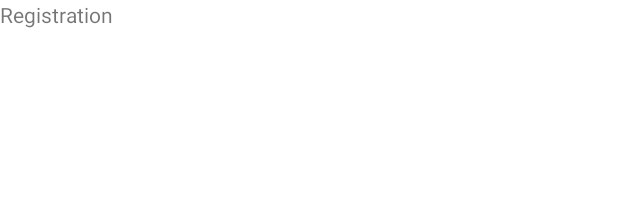
After one commit to TeddyK333/PrattleBattleOfficial, an Android app: the layout activity_registration.xml on its own in the app's theme, with its tools: preview values and no code run, on a phone screen of 412 x 824 dp. The commit adds this screen. Shown: the top 198 px of the screen. Run offline under Robolectric (Android 15) with nearby library versions, the phone set to English and light mode, and no system bars.

Commit message:
registration and intro

```diff
--- a/app/src/main/java/com/example/prattlebattle/Lesson.java
+++ /dev/null
@@ -1,4 +0,0 @@
-package com.example.prattlebattle;
-
-public class Lesson {
-}
--- a/app/src/main/java/com/example/prattlebattle/Answer.java
+++ b/app/src/main/java/com/example/prattlebattle/model/Answer.java
@@ -1,4 +1,4 @@
-package com.example.prattlebattle;
+package com.example.prattlebattle.model;
 
 public class Answer {
     int number;
--- /dev/null
+++ b/app/src/main/java/com/example/prattlebattle/model/Lesson.java
@@ -0,0 +1,4 @@
+package com.example.prattlebattle.model;
+
+public class Lesson {
+}
--- a/app/src/main/java/com/example/prattlebattle/Question.java
+++ b/app/src/main/java/com/example/prattlebattle/model/Question.java
@@ -1,4 +1,4 @@
-package com.example.prattlebattle;
+package com.example.prattlebattle.model;
 
 public class Question{
     int number;
--- a/app/src/main/java/com/example/prattlebattle/QuizActivity.java
+++ b/app/src/main/java/com/example/prattlebattle/model/QuizActivity.java
@@ -1,10 +1,12 @@
-package com.example.prattlebattle;
+package com.example.prattlebattle.model;
 
 import androidx.appcompat.app.AppCompatActivity;
 
 import android.os.Bundle;
 import android.widget.Button;
 import android.widget.TextView;
+
+import com.example.prattlebattle.R;
 
 import java.util.ArrayList;
 
--- /dev/null
+++ b/app/src/main/res/layout/activity_registration.xml
@@ -0,0 +1,15 @@
+<?xml version="1.0" encoding="utf-8"?>
+<androidx.constraintlayout.widget.ConstraintLayout
+    xmlns:android="http://schemas.android.com/apk/res/android"
+    xmlns:tools="http://schemas.android.com/tools"
+    android:layout_width="match_parent"
+    android:layout_height="match_parent">
+
+    <TextView
+        android:id="@+id/textView6"
+        android:layout_width="wrap_content"
+        android:layout_height="wrap_content"
+        android:text="Registration"
+        tools:layout_editor_absoluteX="168dp"
+        tools:layout_editor_absoluteY="356dp" />
+</androidx.constraintlayout.widget.ConstraintLayout>
```
Also changed, not shown: app/src/main/AndroidManifest.xml (+3 -4 lines), app/src/main/java/com/example/prattlebattle/IntroActivity.java (added, +31 -0 lines), app/src/main/java/com/example/prattlebattle/LessonActivity.java (+1 -6 lines), app/src/main/java/com/example/prattlebattle/MainActivity.java (+17 -21 lines), app/src/main/java/com/example/prattlebattle/RegistrationActivity.java (added, +20 -0 lines), app/src/main/res/layout/activity_intro.xml (added, +16 -0 lines), app/src/main/res/layout/activity_main.xml (+73 -30 lines), app/src/main/res/values/strings.xml (+9 -0 lines), app/src/main/res/layout/activity_lesson.xml (renamed from app/src/main/res/layout/lesson_activity.xml).
